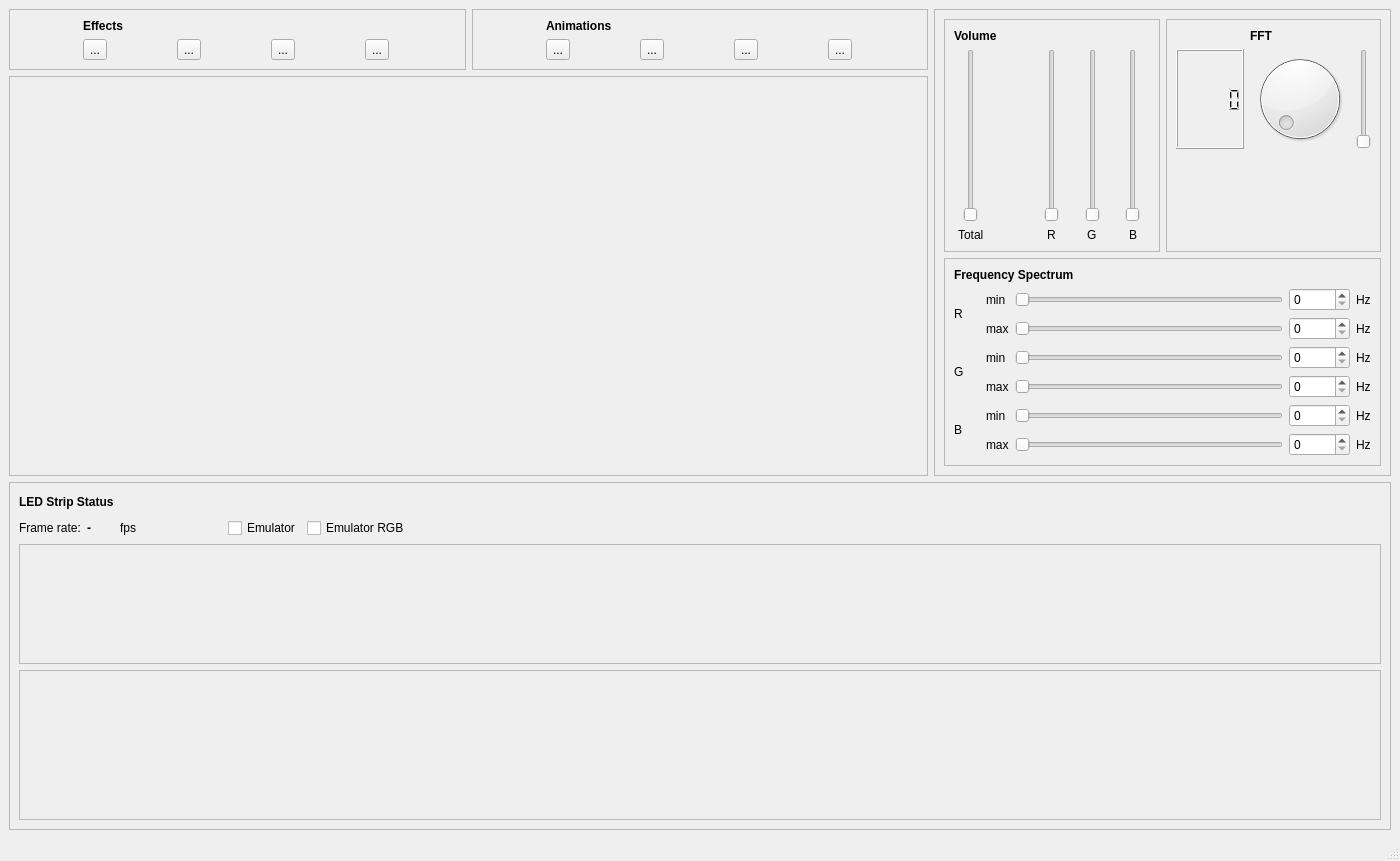
First picture: the form in src/gui/mainwindow.ui, repository bartromgens/ledstripstudio, before the edit.
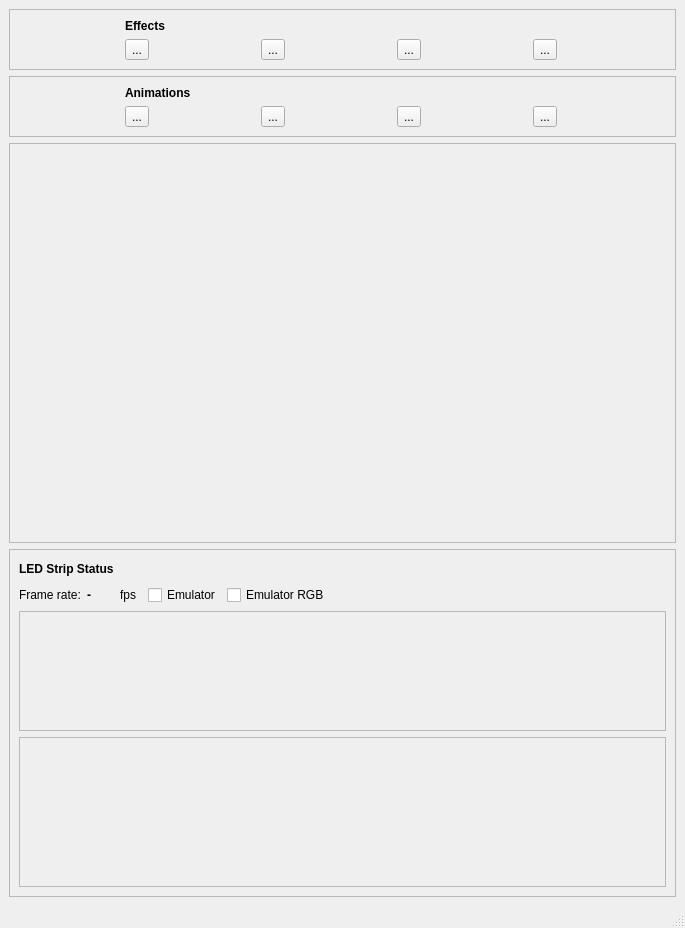
Second picture: the form after the edit. Custom widgets are drawn as their Qt base class.

Commit message: Added spectrum settings widget.

What changed in the file:
```diff
--- a/src/gui/mainwindow.ui
+++ b/src/gui/mainwindow.ui
@@ -6,43 +6,15 @@
    <rect>
     <x>0</x>
     <y>0</y>
-    <width>1400</width>
-    <height>859</height>
+    <width>685</width>
+    <height>863</height>
    </rect>
   </property>
   <property name="windowTitle">
    <string>MainWindow</string>
   </property>
   <widget class="QWidget" name="centralwidget">
-   <layout class="QGridLayout" name="gridLayout_2">
-    <item row="1" column="0" colspan="2">
-     <widget class="QFrame" name="frame_3">
-      <property name="minimumSize">
-       <size>
-        <width>0</width>
-        <height>400</height>
-       </size>
-      </property>
-      <property name="frameShape">
-       <enum>QFrame::StyledPanel</enum>
-      </property>
-      <property name="frameShadow">
-       <enum>QFrame::Raised</enum>
-      </property>
-      <layout class="QVBoxLayout" name="verticalLayout_3">
-       <item>
-        <widget class="QWidget" name="widget" native="true">
-         <property name="baseSize">
-          <size>
-           <width>0</width>
-           <height>0</height>
-          </size>
-         </property>
-        </widget>
-       </item>
-      </layout>
-     </widget>
-    </item>
+   <layout class="QGridLayout" name="gridLayout">
     <item row="0" column="0">
      <widget class="QFrame" name="frame_8">
       <property name="frameShape">
@@ -90,387 +62,7 @@
       </layout>
      </widget>
     </item>
-    <item row="0" column="2" rowspan="2">
-     <widget class="QFrame" name="audioInputFrame">
-      <property name="frameShape">
-       <enum>QFrame::StyledPanel</enum>
-      </property>
-      <property name="frameShadow">
-       <enum>QFrame::Raised</enum>
-      </property>
-      <layout class="QGridLayout" name="gridLayout_4">
-       <item row="0" column="1">
-        <widget class="QFrame" name="frameFFT">
-         <property name="frameShape">
-          <enum>QFrame::StyledPanel</enum>
-         </property>
-         <property name="frameShadow">
-          <enum>QFrame::Raised</enum>
-         </property>
-         <layout class="QGridLayout" name="gridLayout_8">
-          <item row="1" column="1">
-           <widget class="QDial" name="dial"/>
-          </item>
-          <item row="1" column="2">
-           <widget class="QSlider" name="verticalSlider_4">
-            <property name="orientation">
-             <enum>Qt::Vertical</enum>
-            </property>
-           </widget>
-          </item>
-          <item row="1" column="0">
-           <widget class="QLCDNumber" name="lcdNumber"/>
-          </item>
-          <item row="3" column="0">
-           <spacer name="verticalSpacer">
-            <property name="orientation">
-             <enum>Qt::Vertical</enum>
-            </property>
-            <property name="sizeHint" stdset="0">
-             <size>
-              <width>20</width>
-              <height>40</height>
-             </size>
-            </property>
-           </spacer>
-          </item>
-          <item row="0" column="1" colspan="2">
-           <widget class="QLabel" name="label_7">
-            <property name="text">
-             <string>&lt;html&gt;&lt;head/&gt;&lt;body&gt;&lt;p&gt;&lt;span style=&quot; font-weight:600;&quot;&gt;FFT&lt;/span&gt;&lt;/p&gt;&lt;/body&gt;&lt;/html&gt;</string>
-            </property>
-           </widget>
-          </item>
-         </layout>
-        </widget>
-       </item>
-       <item row="1" column="0" colspan="2">
-        <widget class="QFrame" name="frameFrequencySpectrum">
-         <property name="frameShape">
-          <enum>QFrame::StyledPanel</enum>
-         </property>
-         <property name="frameShadow">
-          <enum>QFrame::Raised</enum>
-         </property>
-         <layout class="QGridLayout" name="gridLayout_3">
-          <item row="6" column="3">
-           <widget class="QSlider" name="freqBmaxSlider">
-            <property name="maximum">
-             <number>2000</number>
-            </property>
-            <property name="orientation">
-             <enum>Qt::Horizontal</enum>
-            </property>
-           </widget>
-          </item>
-          <item row="3" column="4">
-           <widget class="QSpinBox" name="freqGminSpin">
-            <property name="maximum">
-             <number>40000</number>
-            </property>
-           </widget>
-          </item>
-          <item row="4" column="4">
-           <widget class="QSpinBox" name="freqGmaxSpin">
-            <property name="maximum">
-             <number>40000</number>
-            </property>
-           </widget>
-          </item>
-          <item row="5" column="3">
-           <widget class="QSlider" name="freqBminSlider">
-            <property name="maximum">
-             <number>2000</number>
-            </property>
-            <property name="orientation">
-             <enum>Qt::Horizontal</enum>
-            </property>
-           </widget>
-          </item>
-          <item row="1" column="5">
-           <widget class="QLabel" name="label_18">
-            <property name="text">
-             <string>Hz</string>
-            </property>
-           </widget>
-          </item>
-          <item row="2" column="3">
-           <widget class="QSlider" name="freqRmaxSlider">
-            <property name="maximum">
-             <number>2000</number>
-            </property>
-            <property name="orientation">
-             <enum>Qt::Horizontal</enum>
-            </property>
-           </widget>
-          </item>
-          <item row="6" column="5">
-           <widget class="QLabel" name="label_23">
-            <property name="text">
-             <string>Hz</string>
-            </property>
-           </widget>
-          </item>
-          <item row="1" column="2">
-           <widget class="QLabel" name="label_6">
-            <property name="text">
-             <string>min</string>
-            </property>
-           </widget>
-          </item>
-          <item row="4" column="3">
-           <widget class="QSlider" name="freqGmaxSlider">
-            <property name="maximum">
-             <number>2000</number>
-            </property>
-            <property name="orientation">
-             <enum>Qt::Horizontal</enum>
-            </property>
-           </widget>
-          </item>
-          <item row="1" column="3">
-           <widget class="QSlider" name="freqRminSlider">
-            <property name="maximum">
-             <number>2000</number>
-            </property>
-            <property name="orientation">
-             <enum>Qt::Horizontal</enum>
-            </property>
-           </widget>
-          </item>
-          <item row="3" column="3">
-           <widget class="QSlider" name="freqGminSlider">
-            <property name="maximum">
-             <number>2000</number>
-            </property>
-            <property name="orientation">
-             <enum>Qt::Horizontal</enum>
-            </property>
-           </widget>
-          </item>
-          <item row="2" column="5">
-           <widget class="QLabel" name="label_19">
-            <property name="text">
-             <string>Hz</string>
-            </property>
-           </widget>
-          </item>
-          <item row="5" column="4">
-           <widget class="QSpinBox" name="freqBminSpin">
-            <property name="maximum">
-             <number>40000</number>
-            </property>
-           </widget>
-          </item>
-          <item row="2" column="2">
-           <widget class="QLabel" name="label_5">
-            <property name="text">
-             <string>max</string>
-            </property>
-           </widget>
-          </item>
-          <item row="6" column="4">
-           <widget class="QSpinBox" name="freqBmaxSpin">
-            <property name="maximum">
-             <number>40000</number>
-            </property>
-           </widget>
-          </item>
-          <item row="5" column="5">
-           <widget class="QLabel" name="label_22">
-            <property name="text">
-             <string>Hz</string>
-            </property>
-           </widget>
-          </item>
-          <item row="3" column="5">
-           <widget class="QLabel" name="label_20">
-            <property name="text">
-             <string>Hz</string>
-            </property>
-           </widget>
-          </item>
-          <item row="2" column="4">
-           <widget class="QSpinBox" name="freqRmaxSpin">
-            <property name="minimum">
-             <number>0</number>
-            </property>
-            <property name="maximum">
-             <number>40000</number>
-            </property>
-           </widget>
-          </item>
-          <item row="1" column="4">
-           <widget class="QSpinBox" name="freqRminSpin">
-            <property name="minimum">
-             <number>0</number>
-            </property>
-            <property name="maximum">
-             <number>40000</number>
-            </property>
-           </widget>
-          </item>
-          <item row="4" column="5">
-           <widget class="QLabel" name="label_21">
-            <property name="text">
-             <string>Hz</string>
-            </property>
-           </widget>
-          </item>
-          <item row="3" column="2">
-           <widget class="QLabel" name="label_9">
-            <property name="text">
-             <string>min</string>
-            </property>
-           </widget>
-          </item>
-          <item row="6" column="2">
-           <widget class="QLabel" name="label_12">
-            <property name="text">
-             <string>max</string>
-            </property>
-           </widget>
-          </item>
-          <item row="5" column="2">
-           <widget class="QLabel" name="label_11">
-            <property name="text">
-             <string>min</string>
-            </property>
-           </widget>
-          </item>
-          <item row="0" column="0" colspan="5">
-           <widget class="QLabel" name="label_16">
-            <property name="text">
-             <string>&lt;html&gt;&lt;head/&gt;&lt;body&gt;&lt;p&gt;&lt;span style=&quot; font-weight:600;&quot;&gt;Frequency Spectrum&lt;/span&gt;&lt;/p&gt;&lt;/body&gt;&lt;/html&gt;</string>
-            </property>
-           </widget>
-          </item>
-          <item row="4" column="2">
-           <widget class="QLabel" name="label_10">
-            <property name="text">
-             <string>max</string>
-            </property>
-           </widget>
-          </item>
-          <item row="3" column="1">
-           <spacer name="horizontalSpacer_5">
-            <property name="orientation">
-             <enum>Qt::Horizontal</enum>
-            </property>
-            <property name="sizeType">
-             <enum>QSizePolicy::Fixed</enum>
-            </property>
-            <property name="sizeHint" stdset="0">
-             <size>
-              <width>10</width>
-              <height>5</height>
-             </size>
-            </property>
-           </spacer>
-          </item>
-          <item row="5" column="0" rowspan="2">
-           <widget class="QLabel" name="label_15">
-            <property name="text">
-             <string>B</string>
-            </property>
-           </widget>
-          </item>
-          <item row="3" column="0" rowspan="2">
-           <widget class="QLabel" name="label_14">
-            <property name="text">
-             <string>G</string>
-            </property>
-           </widget>
-          </item>
-          <item row="1" column="0" rowspan="2">
-           <widget class="QLabel" name="label_13">
-            <property name="text">
-             <string>R</string>
-            </property>
-           </widget>
-          </item>
-         </layout>
-        </widget>
-       </item>
-       <item row="0" column="0">
-        <widget class="QFrame" name="frameVolume">
-         <property name="frameShape">
-          <enum>QFrame::StyledPanel</enum>
-         </property>
-         <property name="frameShadow">
-          <enum>QFrame::Raised</enum>
-         </property>
-         <layout class="QGridLayout" name="gridLayout">
-          <item row="2" column="3" alignment="Qt::AlignHCenter">
-           <widget class="QSlider" name="volumeGreenSlider">
-            <property name="orientation">
-             <enum>Qt::Vertical</enum>
-            </property>
-           </widget>
-          </item>
-          <item row="2" column="0" alignment="Qt::AlignHCenter">
-           <widget class="QSlider" name="volumeTotalSlider">
-            <property name="orientation">
-             <enum>Qt::Vertical</enum>
-            </property>
-           </widget>
-          </item>
-          <item row="2" column="4" alignment="Qt::AlignHCenter">
-           <widget class="QSlider" name="volumeBlueSlider">
-            <property name="orientation">
-             <enum>Qt::Vertical</enum>
-            </property>
-           </widget>
-          </item>
-          <item row="2" column="2" alignment="Qt::AlignHCenter">
-           <widget class="QSlider" name="volumeRedSlider">
-            <property name="orientation">
-             <enum>Qt::Vertical</enum>
-            </property>
-           </widget>
-          </item>
-          <item row="3" column="3" alignment="Qt::AlignHCenter">
-           <widget class="QLabel" name="label_2">
-            <property name="text">
-             <string>G</string>
-            </property>
-           </widget>
-          </item>
-          <item row="3" column="2" alignment="Qt::AlignHCenter">
-           <widget class="QLabel" name="label">
-            <property name="text">
-             <string>R</string>
-            </property>
-           </widget>
-          </item>
-          <item row="3" column="0" alignment="Qt::AlignHCenter">
-           <widget class="QLabel" name="label_4">
-            <property name="text">
-             <string>Total</string>
-            </property>
-           </widget>
-          </item>
-          <item row="3" column="4" alignment="Qt::AlignHCenter">
-           <widget class="QLabel" name="label_3">
-            <property name="text">
-             <string>B</string>
-            </property>
-           </widget>
-          </item>
-          <item row="0" column="0" colspan="3">
-           <widget class="QLabel" name="label_17">
-            <property name="text">
-             <string>&lt;html&gt;&lt;head/&gt;&lt;body&gt;&lt;p&gt;&lt;span style=&quot; font-weight:600;&quot;&gt;Volume&lt;/span&gt;&lt;/p&gt;&lt;/body&gt;&lt;/html&gt;</string>
-            </property>
-           </widget>
-          </item>
-         </layout>
-        </widget>
-       </item>
-      </layout>
-     </widget>
-    </item>
-    <item row="0" column="1">
+    <item row="1" column="0">
      <widget class="QFrame" name="frame_5">
       <property name="frameShape">
        <enum>QFrame::StyledPanel</enum>
@@ -517,7 +109,35 @@
       </layout>
      </widget>
     </item>
-    <item row="2" column="0" colspan="3">
+    <item row="2" column="0">
+     <widget class="QFrame" name="frame_3">
+      <property name="minimumSize">
+       <size>
+        <width>0</width>
+        <height>400</height>
+       </size>
+      </property>
+      <property name="frameShape">
+       <enum>QFrame::StyledPanel</enum>
+      </property>
+      <property name="frameShadow">
+       <enum>QFrame::Raised</enum>
+      </property>
+      <layout class="QVBoxLayout" name="verticalLayout_3">
+       <item>
+        <widget class="QWidget" name="widget" native="true">
+         <property name="baseSize">
+          <size>
+           <width>0</width>
+           <height>0</height>
+          </size>
+         </property>
+        </widget>
+       </item>
+      </layout>
+     </widget>
+    </item>
+    <item row="3" column="0">
      <widget class="QFrame" name="statusFrame">
       <property name="minimumSize">
        <size>
```
Left out of the diff: 2 changed lines with no effect on the pictures. The commit also changes 9 other files.
